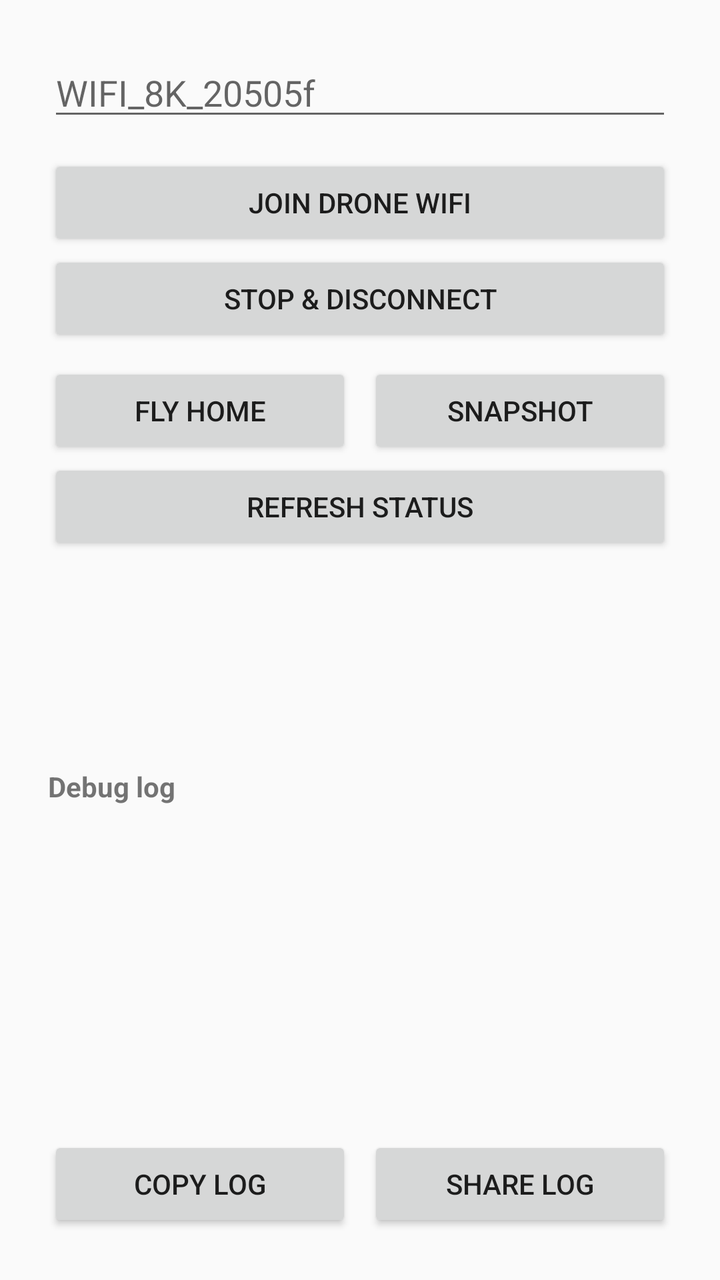
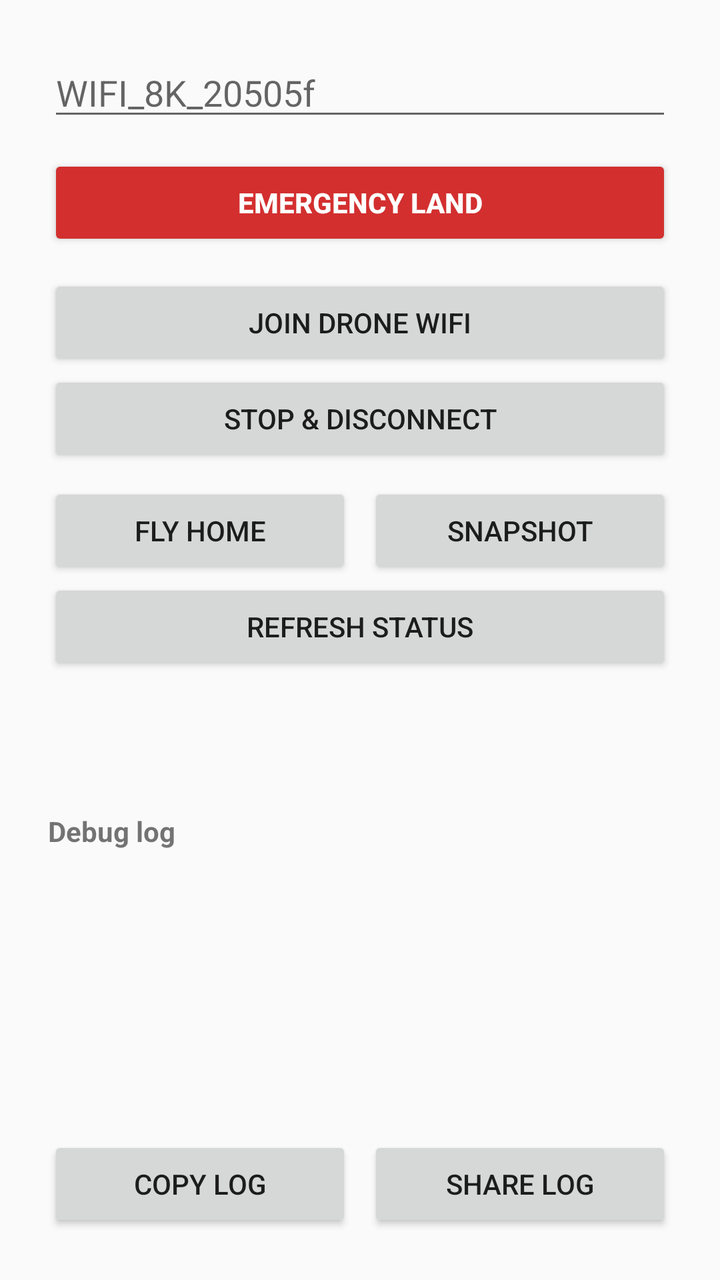

Two renders of the same Android screen: before a commit and after it. Below are the layout's source before the change and the commit's diff.
<!-- AndroidManifest.xml: application theme Theme.DroneLink -->
<!-- res/layout/activity_main.xml -->
<?xml version="1.0" encoding="utf-8"?>
<LinearLayout xmlns:android="http://schemas.android.com/apk/res/android"
    android:layout_width="match_parent"
    android:layout_height="match_parent"
    android:orientation="vertical"
    android:padding="24dp">

    <EditText
        android:id="@+id/et_ssid"
        android:layout_width="match_parent"
        android:layout_height="wrap_content"
        android:hint="@string/default_ssid"
        android:inputType="text"
        android:importantForAutofill="no" />

    <Button
        android:id="@+id/btn_join"
        android:layout_width="match_parent"
        android:layout_height="wrap_content"
        android:layout_marginTop="12dp"
        android:text="Join drone WiFi" />

    <Button
        android:id="@+id/btn_stop"
        android:layout_width="match_parent"
        android:layout_height="wrap_content"
        android:text="Stop &amp; disconnect" />

    <LinearLayout
        android:layout_width="match_parent"
        android:layout_height="wrap_content"
        android:layout_marginTop="8dp"
        android:orientation="horizontal">

        <Button
            android:id="@+id/btn_flyhome"
            android:layout_width="0dp"
            android:layout_height="wrap_content"
            android:layout_weight="1"
            android:text="Fly home" />

        <Button
            android:id="@+id/btn_snapshot"
            android:layout_width="0dp"
            android:layout_height="wrap_content"
            android:layout_marginStart="8dp"
            android:layout_weight="1"
            android:text="Snapshot" />
    </LinearLayout>

    <ImageView
        android:id="@+id/img_snapshot"
        android:layout_width="match_parent"
        android:layout_height="180dp"
        android:layout_marginTop="8dp"
        android:contentDescription="Latest snapshot"
        android:scaleType="fitCenter"
        android:visibility="gone" />

    <Button
        android:id="@+id/btn_refresh"
        android:layout_width="match_parent"
        android:layout_height="wrap_content"
        android:text="Refresh status" />

    <TextView
        android:id="@+id/tv_battery"
        android:layout_width="match_parent"
        android:layout_height="wrap_content"
        android:layout_marginTop="16dp"
        android:textSize="16sp"
        android:textStyle="bold" />

    <TextView
        android:id="@+id/tv_status"
        android:layout_width="match_parent"
        android:layout_height="wrap_content"
        android:layout_marginTop="8dp"
        android:textSize="16sp" />

    <TextView
        android:id="@+id/tv_network"
        android:layout_width="match_parent"
        android:layout_height="wrap_content"
        android:layout_marginTop="8dp"
        android:textSize="14sp"
        android:typeface="monospace" />

    <TextView
        android:id="@+id/tv_log_label"
        android:layout_width="match_parent"
        android:layout_height="wrap_content"
        android:layout_marginTop="12dp"
        android:text="Debug log"
        android:textSize="14sp"
        android:textStyle="bold" />

    <ScrollView
        android:id="@+id/sv_debug"
        android:layout_width="match_parent"
        android:layout_height="0dp"
        android:layout_marginTop="4dp"
        android:layout_weight="1">

        <TextView
            android:id="@+id/tv_debug"
            android:layout_width="match_parent"
            android:layout_height="wrap_content"
            android:fontFamily="monospace"
            android:textSize="11sp" />
    </ScrollView>

    <LinearLayout
        android:layout_width="match_parent"
        android:layout_height="wrap_content"
        android:layout_marginTop="8dp"
        android:orientation="horizontal">

        <Button
            android:id="@+id/btn_copy_log"
            android:layout_width="0dp"
            android:layout_height="wrap_content"
            android:layout_weight="1"
            android:text="Copy log" />

        <Button
            android:id="@+id/btn_share_log"
            android:layout_width="0dp"
            android:layout_height="wrap_content"
            android:layout_marginStart="8dp"
            android:layout_weight="1"
            android:text="Share log" />
    </LinearLayout>
</LinearLayout>
<!-- resources referenced by this layout -->
<resources>
  <string name="default_ssid">WIFI_8K_20505f</string>
  <style name="Theme.DroneLink" parent="Theme.AppCompat.Light.DarkActionBar" />
</resources>

<!-- the commit's change to res/layout/activity_main.xml (unified diff, before → after) -->
@@ -12,6 +12,16 @@
         android:hint="@string/default_ssid"
         android:inputType="text"
         android:importantForAutofill="no" />
+
+    <Button
+        android:id="@+id/btn_emergency_land"
+        android:layout_width="match_parent"
+        android:layout_height="wrap_content"
+        android:layout_marginTop="12dp"
+        android:backgroundTint="#D32F2F"
+        android:text="Emergency Land"
+        android:textColor="#FFFFFF"
+        android:textStyle="bold" />
 
     <Button
         android:id="@+id/btn_join"
@@ -62,14 +72,6 @@
         android:layout_width="match_parent"
         android:layout_height="wrap_content"
         android:text="Refresh status" />
-
-    <TextView
-        android:id="@+id/tv_battery"
-        android:layout_width="match_parent"
-        android:layout_height="wrap_content"
-        android:layout_marginTop="16dp"
-        android:textSize="16sp"
-        android:textStyle="bold" />
 
     <TextView
         android:id="@+id/tv_status"
